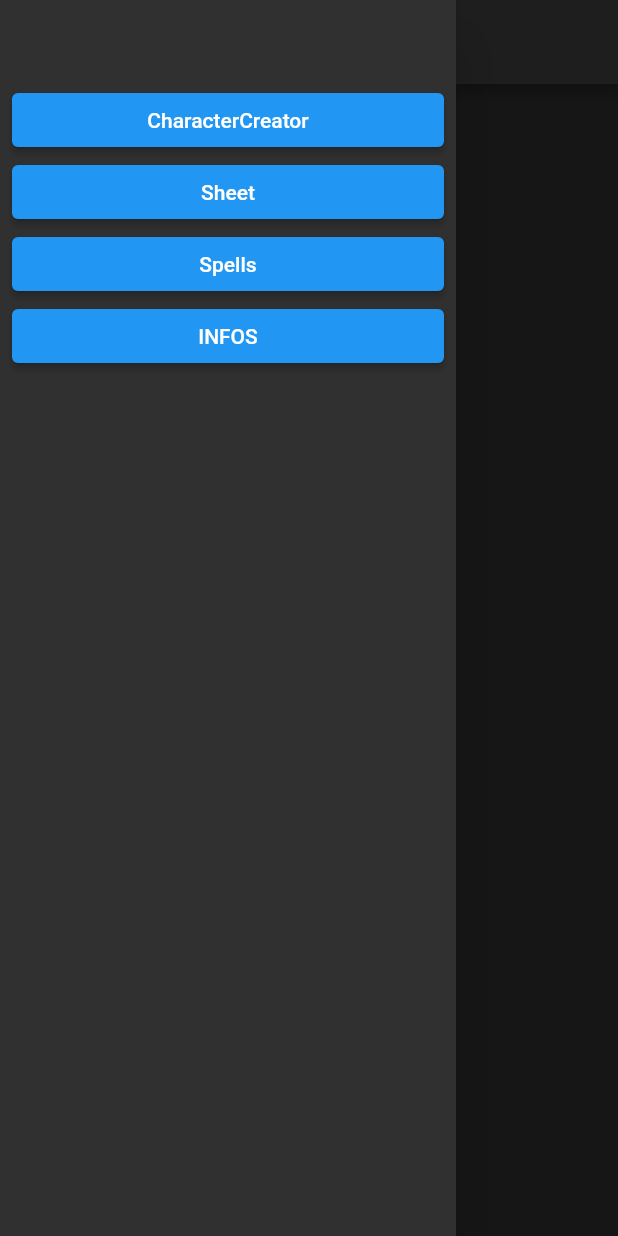
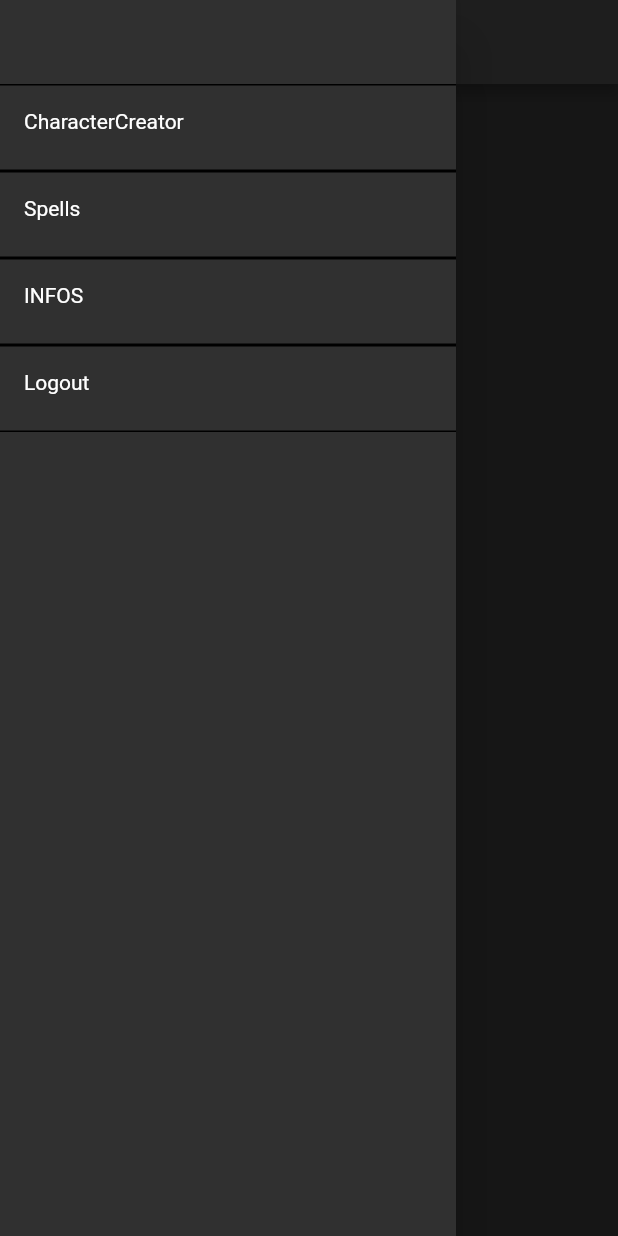
Before and after one commit to Lululululukasz/SpellList, a Flutter app: the MainMenu screen opened by its route, with the side drawer open, on a phone screen of 412 x 824 dp. Run offline on Flutter 3.47's test engine with Material 2 defaults, Android fonts, the phone set to English and light mode, and no system bars; our stand-ins replace cloud_firestore, firebase_auth, firebase_core, flutter_signin_button; accounts and stored records are empty.

Commit message:
logout button in menu.dart

```diff
--- a/lib/characterCreator.dart
+++ b/lib/characterCreator.dart
@@ -56,7 +56,10 @@ class _State extends State<CharacterCreator> {
         body:
         Column(children: <Widget>[
           Expanded(
+
+
               child: ListView.builder(
+
                   padding: const EdgeInsets.all(8),
                   itemCount: characterNames.length,
                   itemBuilder: (BuildContext context, int index) {
--- a/lib/characterVar.dart
+++ b/lib/characterVar.dart
@@ -7,13 +7,14 @@ final List<String> handbookClasses = <String>["Barbarian","Bard","Cleric","Druid
 String whichClass = "";
 
 //for drawerNavigation
-  String whereToGo = "";
-  String characterCreatorName = "CharacterCreator";
-  String spellsName = "Spells";
-  String sheetName = "Sheet";
-  String characterCreator = "/characterCreator";
-  String spells = "/spells";
-  String sheet = "/sheet";
+ // String whereToGo = "";
 
+String characterCreator = "/characterCreator";
+String characterCreatorName = "CharacterCreator";
+String spellListNavigation = "/spells";
+String spellListName = "Spells";
+String logoutNavigation = "/";
+String logoutName = "Logout";
 
-//fuck the other classes player handbook rules.
+/*String sheetName = "Sheet";
+String sheet = "/sheet";*/
--- a/lib/menu.dart
+++ b/lib/menu.dart
@@ -6,8 +6,8 @@ import 'package:mob_project/characterVar.dart';
 
 class MainMenu extends StatelessWidget {
   const MainMenu({super.key});
+  logout() => FirebaseAuth.instance.signOut();
 
-  logout() => FirebaseAuth.instance.signOut();
 
   @override
   Widget build(BuildContext context) {
@@ -26,17 +26,16 @@ class MainMenu extends StatelessWidget {
             navigationName: characterCreatorName,
           ),
           DrawerButton(
-            navigationRoute: sheet,
-            navigationName: sheetName,
-          ),
-          DrawerButton(
-            navigationRoute: spells,
-            navigationName: spellsName,
+            navigationRoute: spellListNavigation,
+            navigationName: spellListName,
           ),
           DrawerButton(
             navigationRoute: "/characterInformation",
             navigationName: "INFOS",
           ),
+          DrawerButton(
+              navigationRoute: "/",
+              navigationName: logoutName)
         ],
       )),
     );
@@ -60,14 +59,18 @@ class DrawerButton extends StatefulWidget {
 class _ClassButtonState extends State<DrawerButton> {
   @override
   Widget build(BuildContext context) {
-    return Padding(
-      padding: const EdgeInsets.only(left: 8.0, right: 8.0),
-      child: ElevatedButton(
-        onPressed: () {
-          Navigator.pushNamed(context, widget.navigationRoute);
-        },
-        child: Text(widget.navigationName),
-      ),
+
+   return ListTile(
+      onTap: () {
+        Navigator.pushNamed(context, widget.navigationRoute);
+        print("Test for CharacterInformation");
+        if(widget.navigationRoute == "/") {
+          FirebaseAuth.instance.signOut();
+        }
+      }, //TODO add also handbookClasses,
+
+      leading: Text(widget.navigationName),
+      shape: const Border(bottom: BorderSide(), top: BorderSide()),
     );
   }
 }
```
